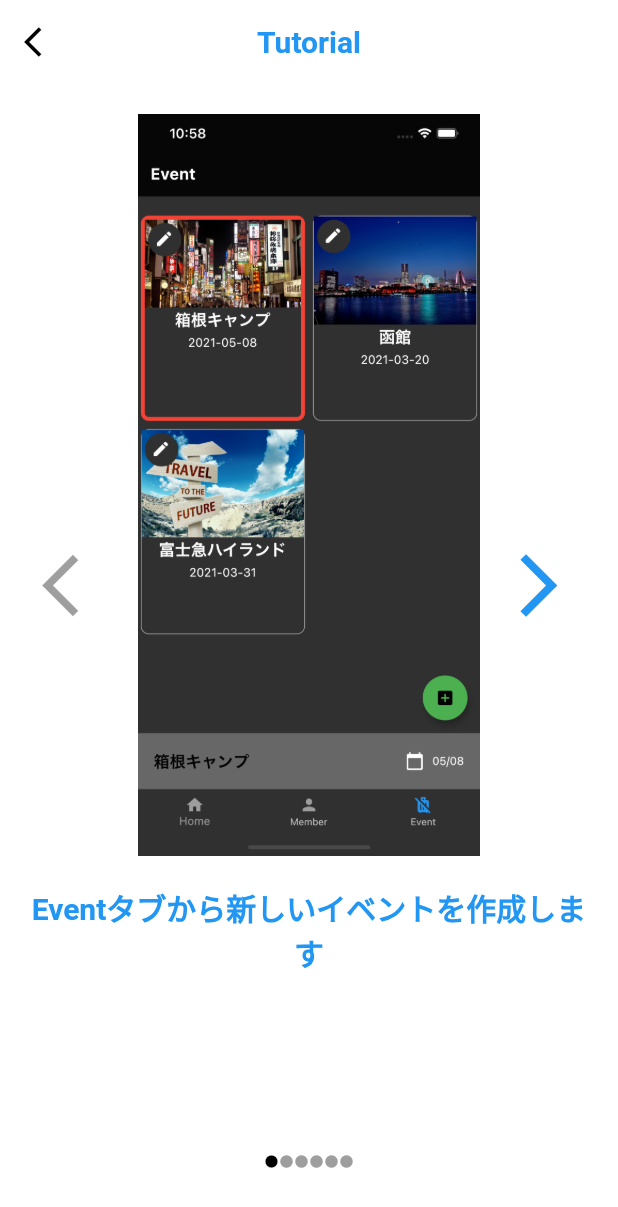
After one commit to y0303noki/minwari, a Flutter app: the screen it shows after launch, after a tap on the "description" icon, on a phone screen of 412 x 824 dp. The commit adds this screen. Shown: the top 1207 px of the screen. Run offline on Flutter 3.47's test engine with Material 2 defaults, Android fonts, the phone set to English and light mode, and no system bars; our stand-ins replace shared_preferences.

Commit message:
チュートリアル画面作成中

```diff
--- a/lib/home/home.dart
+++ b/lib/home/home.dart
@@ -13,6 +13,7 @@ import 'package:trip_money_local/member/add_member_model.dart';
 import 'package:trip_money_local/member/member_list_page.dart';
 import 'package:trip_money_local/total/total_page.dart';
 import 'package:trip_money_local/trip/trip_list_page.dart';
+import 'package:trip_money_local/tutorial/tutorial_page.dart';
 
 class HomePage extends StatelessWidget {
   List<Widget> listTiles = [];
@@ -53,7 +54,16 @@ class HomePage extends StatelessWidget {
               centerTitle: false,
 // そのうち設定アイコンに機能を持たせる
               actions: [
-//                IconButton(icon: Icon(Icons.settings), onPressed: () async {}),
+                IconButton(
+                    icon: Icon(Icons.description),
+                    onPressed: () async {
+                      Navigator.push(
+                        context,
+                        MaterialPageRoute(
+                            builder: (context) => TutorialPage(),
+                            fullscreenDialog: true),
+                      );
+                    }),
               ],
               title: Text(
                 'Home',
--- /dev/null
+++ b/lib/tutorial/tutorial_model.page.dart
@@ -0,0 +1,22 @@
+import 'package:flutter/material.dart';
+
+class TutorialModel extends ChangeNotifier {
+  int _currentIndex = 0;
+  int get currentIndex => _currentIndex;
+
+  int incrementAndGetCurrentIndex() {
+    _currentIndex++;
+    notifyListeners();
+    return _currentIndex;
+  }
+
+  int decrementAndGetCurrentIndex() {
+    _currentIndex--;
+    notifyListeners();
+    return _currentIndex;
+  }
+
+  reNotifyListeners() {
+    notifyListeners();
+  }
+}
--- /dev/null
+++ b/lib/tutorial/tutorial_page.dart
@@ -0,0 +1,185 @@
+import 'package:flutter/material.dart';
+import 'package:provider/provider.dart';
+import 'package:trip_money_local/tutorial/tutorial_model.page.dart';
+
+enum Answers { OK, CANCEL }
+
+class TutorialPage extends StatelessWidget {
+  List<Stack> stackList = [];
+  int stackCount = 6;
+  int currentIndex = 0;
+  @override
+  Widget build(BuildContext context) {
+    final Size size = MediaQuery.of(context).size;
+    Container background = Container(color: Colors.white);
+
+    TextStyle messageStyle = TextStyle(
+      fontWeight: FontWeight.bold,
+      fontSize: 20,
+      color: Theme.of(context).primaryColor,
+    );
+
+    for (int i = 0; i < stackCount; i++) {
+      // ドットのicon作成
+      List<Icon> icons = new List<Icon>();
+      for (int l = 0; l < stackCount; l++) {
+        Icon icon;
+        // 対象の番号だけアイコンを黒くする
+        if (i == l) {
+          icon = Icon(
+            Icons.circle,
+            color: Colors.black,
+            size: 10,
+          );
+        } else {
+          icon = Icon(
+            Icons.circle,
+            color: Colors.grey,
+            size: 10,
+          );
+        }
+        icons.add(icon);
+      }
+
+      String message = '';
+      if (i == 0) {
+        message = 'Eventタブから新しいイベントを作成します';
+      } else if (i == 1) {
+        message = 'Memberタブから参加する人を自由に登録します';
+      } else if (i == 2) {
+        message = 'Homeタブから新しいタスクを登録します';
+      } else if (i == 3) {
+        message = 'TODOのタスクは右スワイプでDONEに移動します。';
+      } else if (i == 4) {
+        message = 'DONEのタスクは右スワイプでTODOに移動します。';
+      } else if (i == 5) {
+        message = '左にスワイプすると削除します。';
+      }
+
+      Stack static = Stack(children: [
+        background,
+        Column(children: [
+          Padding(
+            padding: const EdgeInsets.fromLTRB(0, 20, 0, 0),
+            child: Align(
+              alignment: Alignment.topCenter,
+              child: Image.asset(
+                'images/tutorial$i.png',
+                height: size.height * 0.6,
+              ),
+            ),
+          ),
+          Padding(
+            padding: const EdgeInsets.fromLTRB(20, 20, 20, 20),
+            child: Text(
+              message,
+              textAlign: TextAlign.center,
+              style: messageStyle,
+            ),
+          ),
+        ]),
+        Align(
+          alignment: Alignment.bottomCenter,
+          child: Container(
+            height: 100,
+            child: Row(
+              mainAxisAlignment: MainAxisAlignment.center,
+              children: icons,
+            ),
+          ),
+        ),
+      ]);
+
+      stackList.add(static);
+    }
+
+    return Scaffold(
+      appBar: AppBar(
+        leading: Padding(
+          padding: const EdgeInsets.all(8.0),
+          child: IconButton(
+            icon: const Icon(
+              Icons.arrow_back_ios,
+              color: Colors.black,
+            ),
+            onPressed: () {
+              Navigator.of(context).pop();
+            },
+          ),
+        ),
+        actions: [],
+        title: Text(
+          'Tutorial',
+          style: TextStyle(
+            fontWeight: FontWeight.bold,
+            fontSize: 20,
+            color: Theme.of(context).primaryColor,
+          ),
+        ),
+        backgroundColor: Colors.white,
+        centerTitle: true,
+        elevation: 0.0,
+      ),
+      body: ChangeNotifierProvider<TutorialModel>(
+        create: (_) => TutorialModel(),
+        child:
+            Consumer<TutorialModel>(builder: (consumerContext, model, child) {
+          return Stack(
+            children: [
+              stackList[currentIndex],
+              Padding(
+                padding: const EdgeInsets.fromLTRB(20, 0, 20, 20),
+                child: Row(
+                  mainAxisAlignment: MainAxisAlignment.spaceBetween,
+                  children: [
+                    Padding(
+                      padding: const EdgeInsets.fromLTRB(0, 0, 20, 80),
+                      child: Center(
+                        child: Container(
+                          child: IconButton(
+                            iconSize: 50,
+                            onPressed: currentIndex <= 0
+                                ? null
+                                : () {
+                                    currentIndex--;
+
+                                    model.reNotifyListeners();
+                                  },
+                            color: Colors.blue,
+                            icon: Icon(
+                              Icons.arrow_back_ios,
+                            ),
+                          ),
+                        ),
+                      ),
+                    ),
+                    Padding(
+                      padding: const EdgeInsets.fromLTRB(20, 0, 0, 80),
+                      child: Center(
+                        child: Container(
+                          child: IconButton(
+                            iconSize: 50,
+                            onPressed: currentIndex >= stackCount - 1
+                                ? null
+                                : () {
+                                    currentIndex++;
+                                    model.reNotifyListeners();
+                                  },
+                            color: Colors.blue,
+                            icon: Icon(
+                              Icons.arrow_forward_ios,
+                            ),
+                          ),
+                        ),
+                      ),
+                    ),
+                  ],
+                ),
+              )
+            ],
+          );
+        }),
+      ),
+    );
+  }
+}
```
Also changed, not shown: images/tutorial0.png (added), images/tutorial1.png (added), images/tutorial2.png (added), images/tutorial3.png (added), images/tutorial4.png (added), images/tutorial5.png (added), 1 other file.
